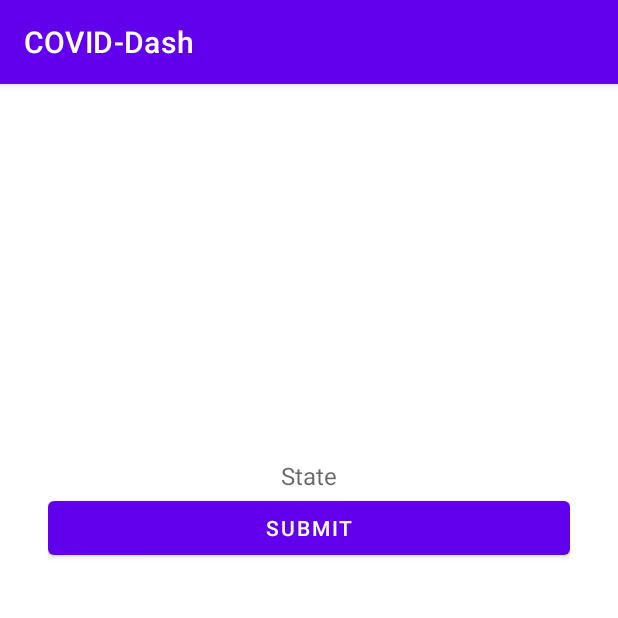
After one commit to CodepathCS288/COVID19Dashboard, an Android app: the Search_State screen opened directly, with no data from a screen before it, on a phone screen of 412 x 824 dp, the top half of it. The commit adds this screen. Run offline under Robolectric (Android 15) with nearby library versions, the phone set to English and light mode, and no system bars.

Commit message:
Added bottom nav and made logos and added search state activity

```diff
--- a/app/src/main/AndroidManifest.xml
+++ b/app/src/main/AndroidManifest.xml
@@ -9,6 +9,7 @@
         android:roundIcon="@mipmap/ic_launcher_round"
         android:supportsRtl="true"
         android:theme="@style/Theme.COVIDDash">
+        <activity android:name=".Search_State"></activity>
         <activity android:name=".MainActivity">
             <intent-filter>
                 <action android:name="android.intent.action.MAIN" />
--- /dev/null
+++ b/app/src/main/java/com/example/covid_dash/Search_State.java
@@ -0,0 +1,14 @@
+package com.example.covid_dash;
+
+import androidx.appcompat.app.AppCompatActivity;
+
+import android.os.Bundle;
+
+public class Search_State extends AppCompatActivity {
+
+    @Override
+    protected void onCreate(Bundle savedInstanceState) {
+        super.onCreate(savedInstanceState);
+        setContentView(R.layout.activity_search__state);
+    }
+}
--- /dev/null
+++ b/app/src/main/res/layout/activity_search__state.xml
@@ -0,0 +1,29 @@
+<?xml version="1.0" encoding="utf-8"?>
+<LinearLayout xmlns:android="http://schemas.android.com/apk/res/android"
+    xmlns:app="http://schemas.android.com/apk/res-auto"
+    xmlns:tools="http://schemas.android.com/tools"
+    android:layout_width="match_parent"
+    android:layout_height="wrap_content"
+    android:layout_marginLeft="32dp"
+    android:layout_marginTop="250dp"
+    android:layout_marginRight="32dp"
+    android:orientation="vertical"
+    tools:context=".Search_State">
+
+    <TextView
+        android:id="@+id/tvState"
+        android:layout_width="match_parent"
+        android:layout_height="wrap_content"
+        android:layout_weight="1"
+        android:ems="10"
+        android:hint="State"
+        android:textAlignment="center"
+        android:textSize="16dp" />
+
+    <Button
+        android:id="@+id/btn_State_Submit"
+        android:layout_width="match_parent"
+        android:layout_height="wrap_content"
+        android:layout_weight="1"
+        android:text="Submit" />
+</LinearLayout>
--- a/app/src/main/res/menu/menu_bottom_navigation.xml
+++ b/app/src/main/res/menu/menu_bottom_navigation.xml
@@ -4,12 +4,12 @@
 
     <item
         android:id="@+id/states"
-        android:icon="@android:drawable/ic_menu_compass"
+        android:icon="@drawable/ic_state"
         android:title="State"
         app:showAsAction="always" />
     <item
         android:id="@+id/Countries"
-        android:icon="@android:drawable/ic_menu_edit"
+        android:icon="@drawable/ic_globe"
         android:title="Country"
         app:showAsAction="always" />
     <item
```
Also changed, not shown: app/src/main/res/drawable-hdpi/ic_globe.png (added), app/src/main/res/drawable-hdpi/ic_state.png (added), app/src/main/res/drawable-mdpi/ic_globe.png (added), app/src/main/res/drawable-mdpi/ic_state.png (added), app/src/main/res/drawable-xhdpi/ic_globe.png (added), app/src/main/res/drawable-xhdpi/ic_state.png (added), app/src/main/res/drawable-xxhdpi/ic_globe.png (added), app/src/main/res/drawable-xxhdpi/ic_state.png (added), app/src/main/res/drawable-xxxhdpi/ic_globe.png (added), app/src/main/res/drawable-xxxhdpi/ic_state.png (added), 6 other files.
